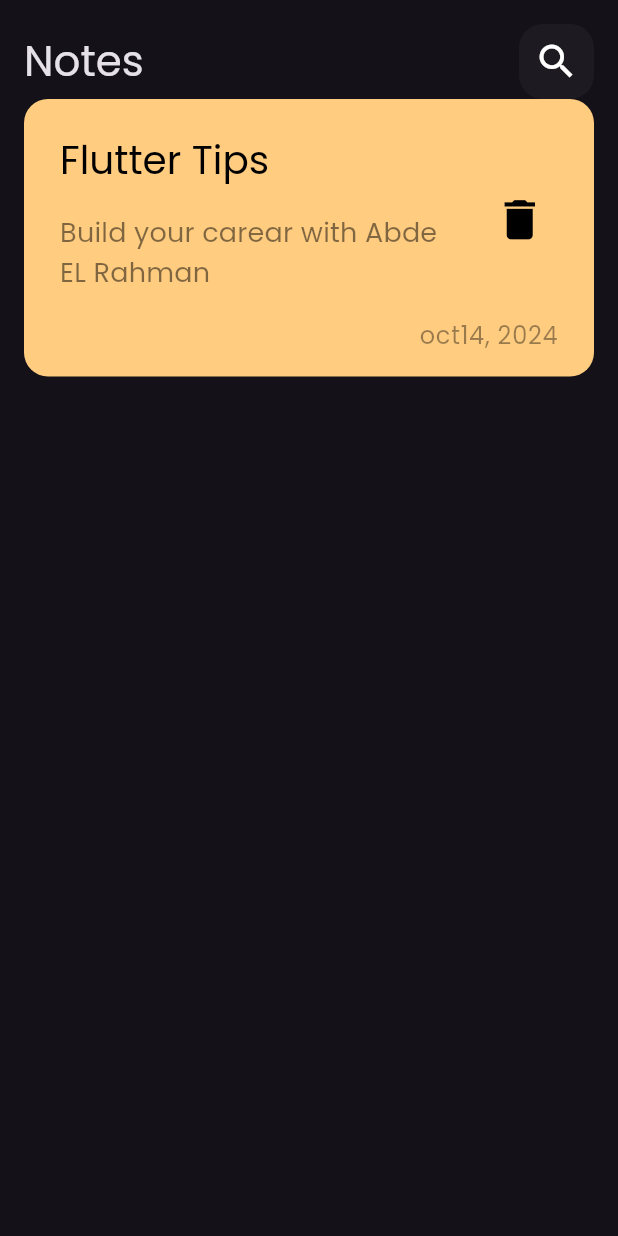
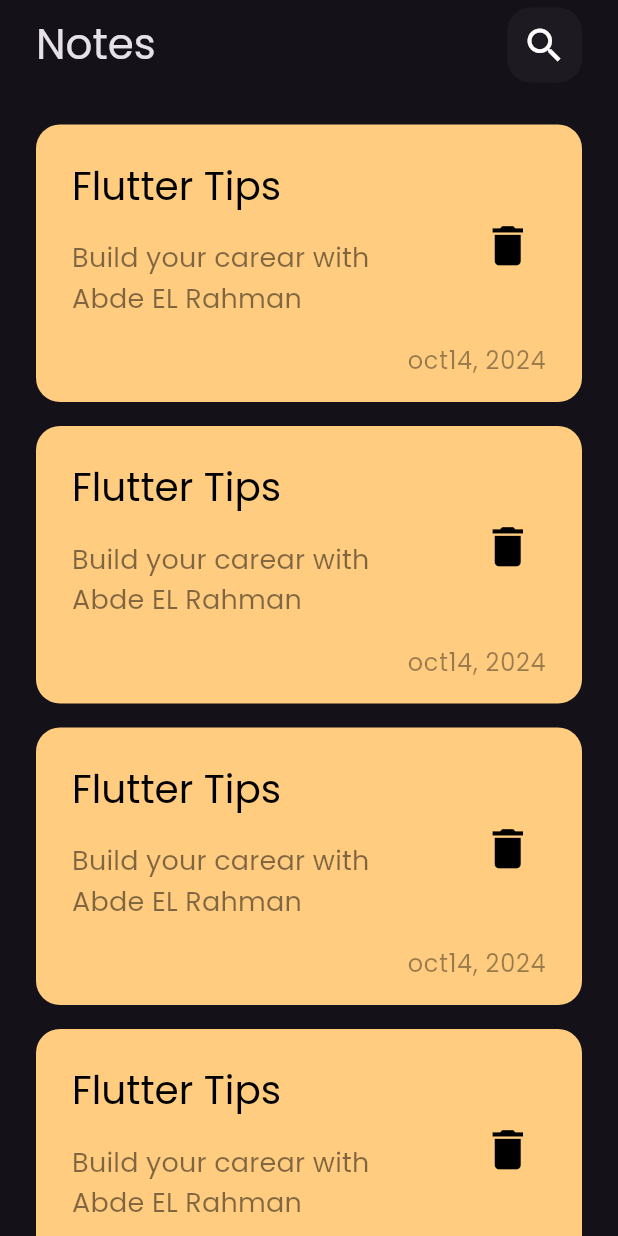
Before and after one commit to Abdelrahman-Badawi/nots_app, a Flutter app: the screen it shows after launch, on a phone screen of 412 x 824 dp. Run offline on Flutter 3.47's test engine with Material 3 defaults, Android fonts, the phone set to English and light mode, and no system bars.

Commit message:
create notes list view

```diff
--- a/lib/views/widgets/custom_note_item.dart
+++ b/lib/views/widgets/custom_note_item.dart
@@ -1,3 +1,4 @@
+
 import 'package:flutter/material.dart';
 
 class NoteIteme extends StatelessWidget {
@@ -6,28 +7,48 @@
   @override
   Widget build(BuildContext context) {
     return Container(
+      padding: const EdgeInsets.only(top: 16, bottom: 16, left: 8),
       decoration: BoxDecoration(
-          color: Colors.yellow, borderRadius: BorderRadius.circular(16.0)),
+        color: const Color(0xffFFCC80),
+        borderRadius: BorderRadius.circular(16.0),
+      ),
       child: Column(
+        crossAxisAlignment: CrossAxisAlignment.end,
         children: [
           ListTile(
             title: Text(
-              'Futter Tips',
-              style: Theme.of(context).textTheme.headlineMedium!.copyWith(
+              'Flutter Tips',
+              style: Theme.of(context).textTheme.headlineSmall!.copyWith(
                     color: Colors.black,
+                    fontSize: 26,
                   ),
             ),
-            subtitle: Text(
-              'Build your carear with me',
-              style: Theme.of(context).textTheme.headlineMedium!.copyWith(
-                    color: Colors.black,
-                  ),
+            subtitle: Padding(
+              padding: const EdgeInsets.only(top: 16, bottom: 8),
+              child: Text(
+                'Build your carear with Abde EL Rahman',
+                style: Theme.of(context).textTheme.titleMedium!.copyWith(
+                      color: Colors.black.withOpacity(0.5),
+                      fontSize: 18.0,
+                    ),
+              ),
             ),
             trailing: IconButton(
               onPressed: () {},
               icon: const Icon(
                 Icons.delete,
+                color: Colors.black,
+                size: 35,
               ),
+            ),
+          ),
+          Padding(
+            padding: const EdgeInsets.only(right: 24),
+            child: Text(
+              'oct14, 2024',
+              style: Theme.of(context).textTheme.bodyLarge!.copyWith(
+                    color: Colors.black.withOpacity(0.4),
+                  ),
             ),
           )
         ],
--- /dev/null
+++ b/lib/views/widgets/notes_list_view.dart
@@ -0,0 +1,16 @@
+import 'package:flutter/material.dart';
+import 'package:notsapp/views/widgets/custom_note_item.dart';
+
+class NotesListView extends StatelessWidget {
+  const NotesListView({super.key});
+
+  @override
+  Widget build(BuildContext context) {
+    return ListView.builder(itemBuilder: (context, index) {
+      return const Padding(
+        padding:  EdgeInsets.symmetric(vertical: 8.0),
+        child:  NoteIteme(),
+      );
+    });
+  }
+}
--- a/lib/views/widgets/notes_view_body.dart
+++ b/lib/views/widgets/notes_view_body.dart
@@ -1,5 +1,7 @@
 import 'package:flutter/material.dart';
 import 'package:notsapp/views/widgets/custom_app_bar.dart';
+import 'package:notsapp/views/widgets/custom_note_item.dart';
+import 'package:notsapp/views/widgets/notes_list_view.dart';
 
 class NotesViewBody extends StatelessWidget {
   const NotesViewBody({super.key});
@@ -8,70 +10,22 @@
   Widget build(BuildContext context) {
     return const SafeArea(
       child: Padding(
-        padding: EdgeInsets.symmetric(vertical: 16.0, horizontal: 16.0),
+        padding: EdgeInsets.symmetric(horizontal: 24.0),
         child: Column(
           children: [
+            SizedBox(
+              height: 5,
+            ),
             CustomAppBar(),
-            NoteIteme(),
+            SizedBox(
+              height: 20,
+            ),
+            Expanded(
+              child: NotesListView(),
+            ),
           ],
         ),
       ),
     );
   }
 }
-
-class NoteIteme extends StatelessWidget {
-  const NoteIteme({super.key});
-
-  @override
-  Widget build(BuildContext context) {
-    return Container(
-      padding: const EdgeInsets.only(top: 16, bottom: 16, left: 8),
-      decoration: BoxDecoration(
-        color: const Color(0xffFFCC80),
-        borderRadius: BorderRadius.circular(16.0),
-      ),
-      child: Column(
-        crossAxisAlignment: CrossAxisAlignment.end,
-        children: [
-          ListTile(
-            title: Text(
-              'Flutter Tips',
-              style: Theme.of(context).textTheme.headlineSmall!.copyWith(
-                    color: Colors.black,
-                    fontSize: 26,
-                  ),
-            ),
-            subtitle: Padding(
-              padding: const EdgeInsets.only(top: 16, bottom: 8),
-              child: Text(
-                'Build your carear with Abde EL Rahman',
-                style: Theme.of(context).textTheme.titleMedium!.copyWith(
-                      color: Colors.black.withOpacity(0.5),
-                      fontSize: 18.0,
-                    ),
-              ),
-            ),
-            trailing: IconButton(
-              onPressed: () {},
-              icon: const Icon(
-                Icons.delete,
-                color: Colors.black,
-                size: 35,
-              ),
-            ),
-          ),
-          Padding(
-            padding: const EdgeInsets.only(right: 24),
-            child: Text(
-              'oct14, 2024',
-              style: Theme.of(context).textTheme.bodyLarge!.copyWith(
-                    color: Colors.black.withOpacity(0.4),
-                  ),
-            ),
-          )
-        ],
-      ),
-    );
-  }
-}
```
